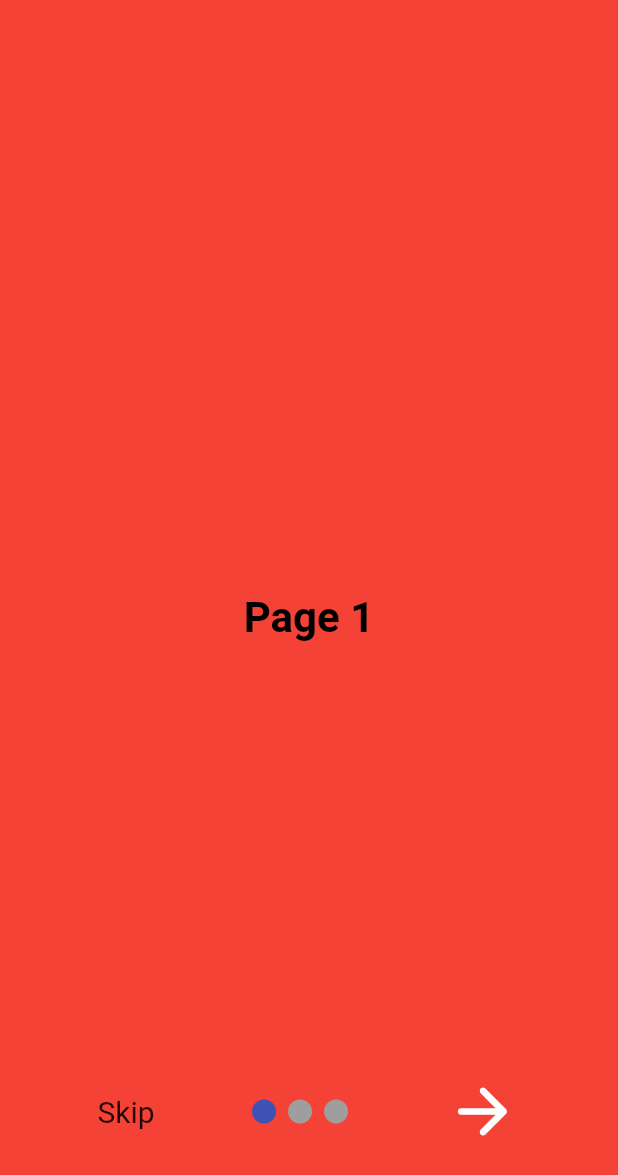
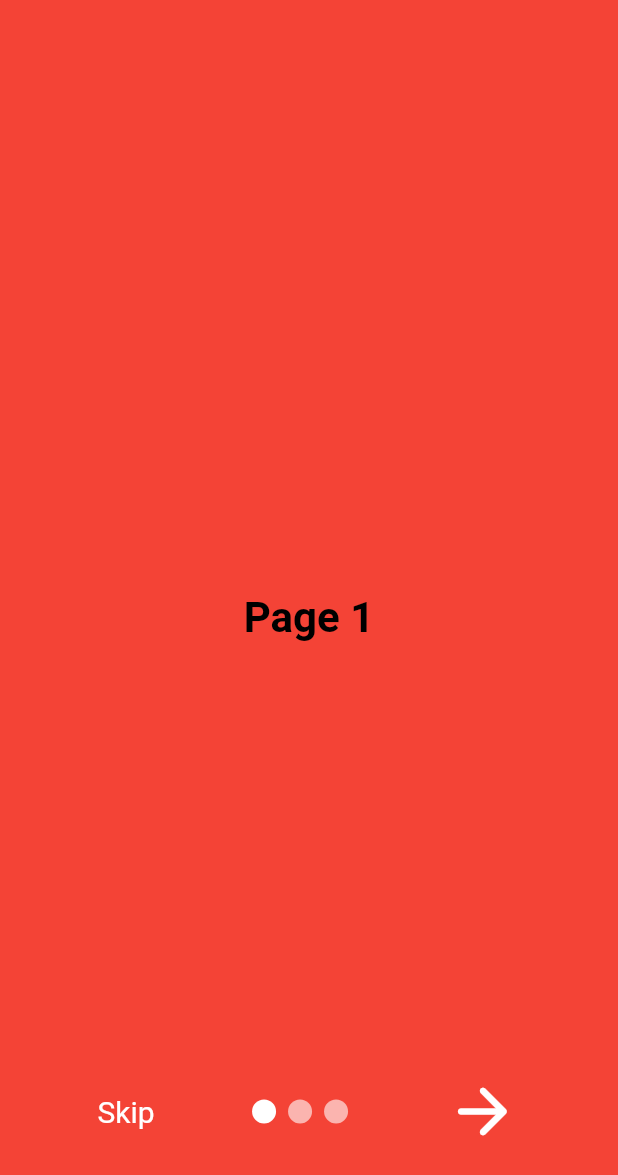
Before and after one commit to bharath12321/MSD-WalletAPP, a Flutter app: the screen it shows after launch, on a phone screen of 412 x 824 dp. Shown: the top 1175 px of the screen. Run offline on Flutter 3.47's test engine with Material 2 defaults, Android fonts, the phone set to English and light mode, and no system bars; drawn by our look-alikes of smooth_page_indicator; our stand-ins replace firebase_core, google_fonts; accounts and stored records are empty.

Commit message:
some minor updates

```diff
--- a/lib/View/introScreen.dart
+++ b/lib/View/introScreen.dart
@@ -1,8 +1,8 @@
 import 'package:flutter/material.dart';
 import 'package:google_fonts/google_fonts.dart';
-import 'package:mobile_wallet_app/View/IntroScreens/introPage1.dart';
-import 'package:mobile_wallet_app/View/IntroScreens/introPage2.dart';
-import 'package:mobile_wallet_app/View/IntroScreens/introPage3.dart';
+import 'package:mobile_wallet_app/View/IntroScreenPages/introPage1.dart';
+import 'package:mobile_wallet_app/View/IntroScreenPages/introPage2.dart';
+import 'package:mobile_wallet_app/View/IntroScreenPages/introPage3.dart';
 import 'package:mobile_wallet_app/View/logInPage.dart';
 import 'package:mobile_wallet_app/View/registerPage.dart';
 import 'package:smooth_page_indicator/smooth_page_indicator.dart';
@@ -33,7 +33,7 @@ class IntroPageState extends State<IntroPage> {
                 lastPage = (index == 2);
               });
             },
-            children: [
+            children: const [
               IntroPage1(),
               IntroPage2(),
               IntroPage3(),
@@ -50,10 +50,11 @@ class IntroPageState extends State<IntroPage> {
                     onTap: (){
                       pageController.jumpToPage(2);
                       },
-                    child: Text(
+                    child: const Text(
                       'Skip',
                       style: TextStyle(
                         fontSize: 20.0,
+                        color: Colors.white
                       ),
                     ),
                   ),
@@ -61,6 +62,11 @@ class IntroPageState extends State<IntroPage> {
                   SmoothPageIndicator(
                     controller: pageController,
                     count: 3,
+                    effect: const WormEffect(
+                      dotColor: Colors.white60,
+                      activeDotColor: Colors.white
+                    ),
+
                   ),
                   //next or done button
                   lastPage ?
@@ -78,7 +84,7 @@ class IntroPageState extends State<IntroPage> {
                       onTap: (){
                         pageController.nextPage(duration: Duration(milliseconds: 250), curve: Curves.easeIn);
                     },
-                    child: Icon(Icons.arrow_forward_rounded,
+                    child: const Icon(Icons.arrow_forward_rounded,
                         color: Colors.white, size: 50.0
                     ),
                   ),
--- a/lib/View/logInPage.dart
+++ b/lib/View/logInPage.dart
@@ -17,6 +17,7 @@ class LogInPageState extends State<LogInPage> {
         body: SafeArea(
             //Welcome Text
             child: Center(
+                child: SingleChildScrollView(
                   child: Column(
                       mainAxisAlignment: MainAxisAlignment.center,
                       children: [
@@ -132,6 +133,7 @@ class LogInPageState extends State<LogInPage> {
                         )
                       ],
                     )
-                ]))));
+                  ]),
+                ))));
           }
         }
--- a/lib/View/registerPage.dart
+++ b/lib/View/registerPage.dart
@@ -17,6 +17,7 @@ class RegisterPageState extends State<RegisterPage> {
         body: SafeArea(
             //Welcome Text
             child: Center(
+                child: SingleChildScrollView(
                   child: Column(
                       mainAxisAlignment: MainAxisAlignment.start,
                       children: [
@@ -151,6 +152,7 @@ class RegisterPageState extends State<RegisterPage> {
                         ))
                   ],
               )
-            ]))));
+            ]),
+                ))));
   }
 }
```
Also changed, not shown: lib/Model/Users.dart (added), lib/View/IntroScreenPages/introPage1.dart (renamed from lib/View/IntroScreens/introPage1.dart), lib/View/IntroScreenPages/introPage2.dart (renamed from lib/View/IntroScreens/introPage2.dart), lib/View/IntroScreenPages/introPage3.dart (renamed from lib/View/IntroScreens/introPage3.dart). Lines whose indentation alone changed are shown as unchanged.
